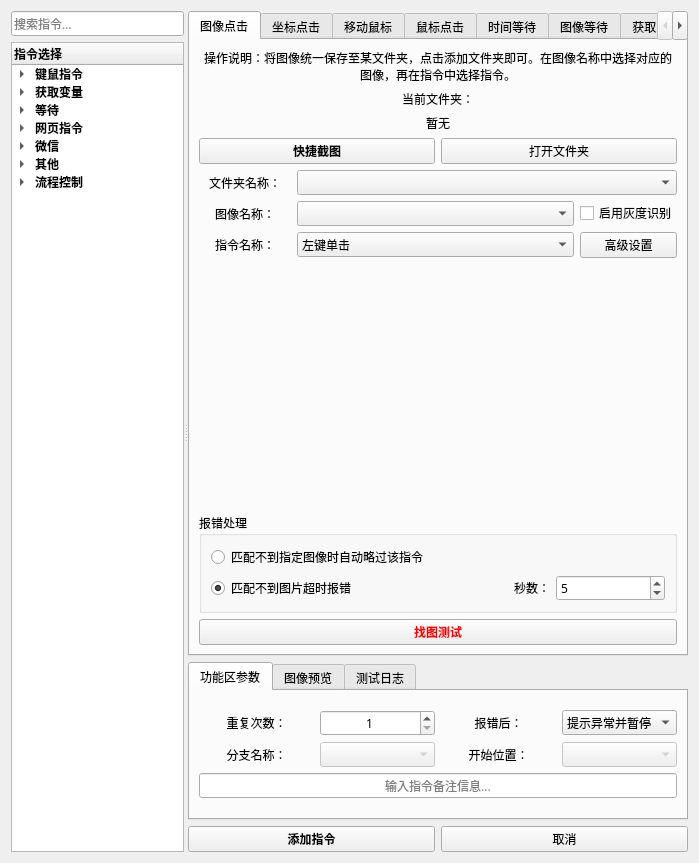
Above: 窗体/navigation.ui from FsterThanLight/automatic_clicker_2 before the change. Below: the same form after it.
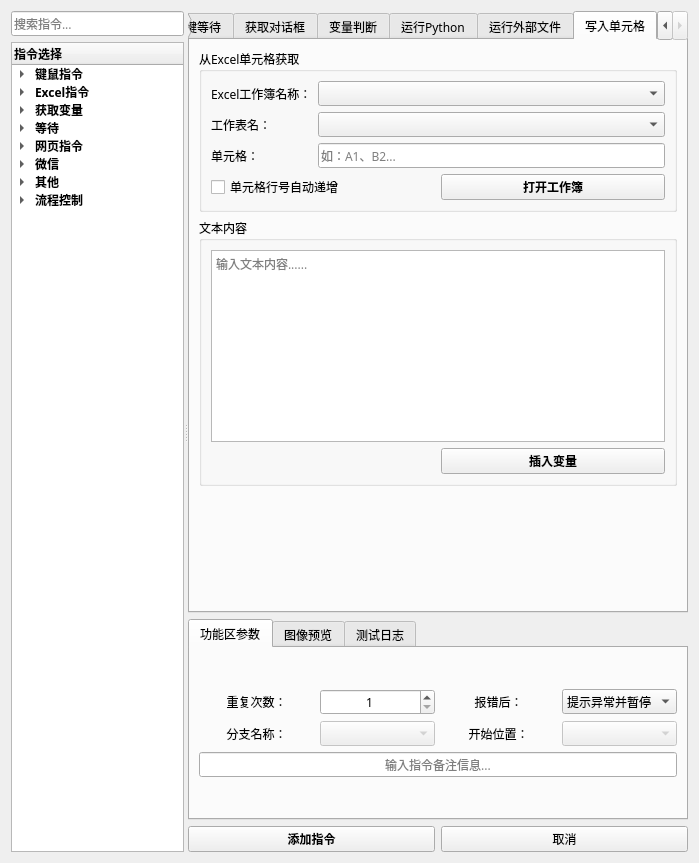
That is the form after the change. Icons and pictures are not drawn.

Commit message: 2024年02月27日 21:53:14 新增写入单元格指令

```diff
--- a/窗体/navigation.ui
+++ b/窗体/navigation.ui
@@ -124,6 +124,16 @@
            </property>
           </item>
          </item>
+         <item>
+          <property name="text">
+           <string>Excel指令</string>
+          </property>
+          <item>
+           <property name="text">
+            <string>写入单元格</string>
+           </property>
+          </item>
+         </item>
          <item>
           <property name="text">
            <string>获取变量</string>
@@ -317,7 +327,7 @@
           <enum>QTabWidget::Rounded</enum>
          </property>
          <property name="currentIndex">
-          <number>0</number>
+          <number>35</number>
          </property>
          <property name="elideMode">
           <enum>Qt::ElideNone</enum>
@@ -7319,6 +7329,137 @@
            </item>
           </layout>
          </widget>
+         <widget class="QWidget" name="tab_39">
+          <attribute name="title">
+           <string>写入单元格</string>
+          </attribute>
+          <layout class="QVBoxLayout" name="verticalLayout_83">
+           <item>
+            <widget class="QGroupBox" name="groupBox_53">
+             <property name="title">
+              <string>从Excel单元格获取</string>
+             </property>
+             <layout class="QGridLayout" name="gridLayout_57">
+              <item row="0" column="0" colspan="2">
+               <widget class="QLabel" name="label_150">
+                <property name="text">
+                 <string>Excel工作簿名称：</string>
+                </property>
+               </widget>
+              </item>
+              <item row="0" column="2">
+               <widget class="QComboBox" name="comboBox_57"/>
+              </item>
+              <item row="1" column="0">
+               <widget class="QLabel" name="label_151">
+                <property name="text">
+                 <string>工作表名：</string>
+                </property>
+               </widget>
+              </item>
+              <item row="1" column="2">
+               <widget class="QComboBox" name="comboBox_58"/>
+              </item>
+              <item row="2" column="0">
+               <widget class="QLabel" name="label_152">
+                <property name="text">
+                 <string>单元格：</string>
+                </property>
+               </widget>
+              </item>
+              <item row="2" column="2">
+               <widget class="QLineEdit" name="lineEdit_28">
+                <property name="placeholderText">
+                 <string>如：A1、B2...</string>
+                </property>
+               </widget>
+              </item>
+              <item row="3" column="0" colspan="3">
+               <layout class="QHBoxLayout" name="horizontalLayout_21" stretch="0,0">
+                <item>
+                 <widget class="QCheckBox" name="checkBox_10">
+                  <property name="text">
+                   <string>单元格行号自动递增</string>
+                  </property>
+                 </widget>
+                </item>
+                <item>
+                 <widget class="QPushButton" name="pushButton_44">
+                  <property name="font">
+                   <font>
+                    <family>微软雅黑</family>
+                    <weight>75</weight>
+                    <bold>true</bold>
+                   </font>
+                  </property>
+                  <property name="text">
+                   <string>打开工作簿</string>
+                  </property>
+                 </widget>
+                </item>
+               </layout>
+              </item>
+             </layout>
+            </widget>
+           </item>
+           <item>
+            <widget class="QGroupBox" name="groupBox_54">
+             <property name="title">
+              <string>文本内容</string>
+             </property>
+             <layout class="QGridLayout" name="gridLayout_58" columnstretch="1,1">
+              <item row="0" column="0" colspan="2">
+               <widget class="QTextEdit" name="textEdit_6">
+                <property name="placeholderText">
+                 <string>输入文本内容......</string>
+                </property>
+               </widget>
+              </item>
+              <item row="1" column="0">
+               <spacer name="horizontalSpacer_9">
+                <property name="orientation">
+                 <enum>Qt::Horizontal</enum>
+                </property>
+                <property name="sizeHint" stdset="0">
+                 <size>
+                  <width>218</width>
+                  <height>20</height>
+                 </size>
+                </property>
+               </spacer>
+              </item>
+              <item row="1" column="1">
+               <widget class="QPushButton" name="pushButton_45">
+                <property name="font">
+                 <font>
+                  <family>微软雅黑</family>
+                  <weight>75</weight>
+                  <bold>true</bold>
+                 </font>
+                </property>
+                <property name="text">
+                 <string>插入变量</string>
+                </property>
+               </widget>
+              </item>
+             </layout>
+            </widget>
+           </item>
+           <item>
+            <spacer name="verticalSpacer_33">
+             <property name="orientation">
+              <enum>Qt::Vertical</enum>
+             </property>
+             <property name="sizeHint" stdset="0">
+              <size>
+               <width>20</width>
+               <height>92</height>
+              </size>
+             </property>
+            </spacer>
+           </item>
+          </layout>
+         </widget>
         </widget>
        </item>
        <item>
```
Left out of the diff: 6 changed lines with no effect on the pictures. The commit also changes 6 other files.
